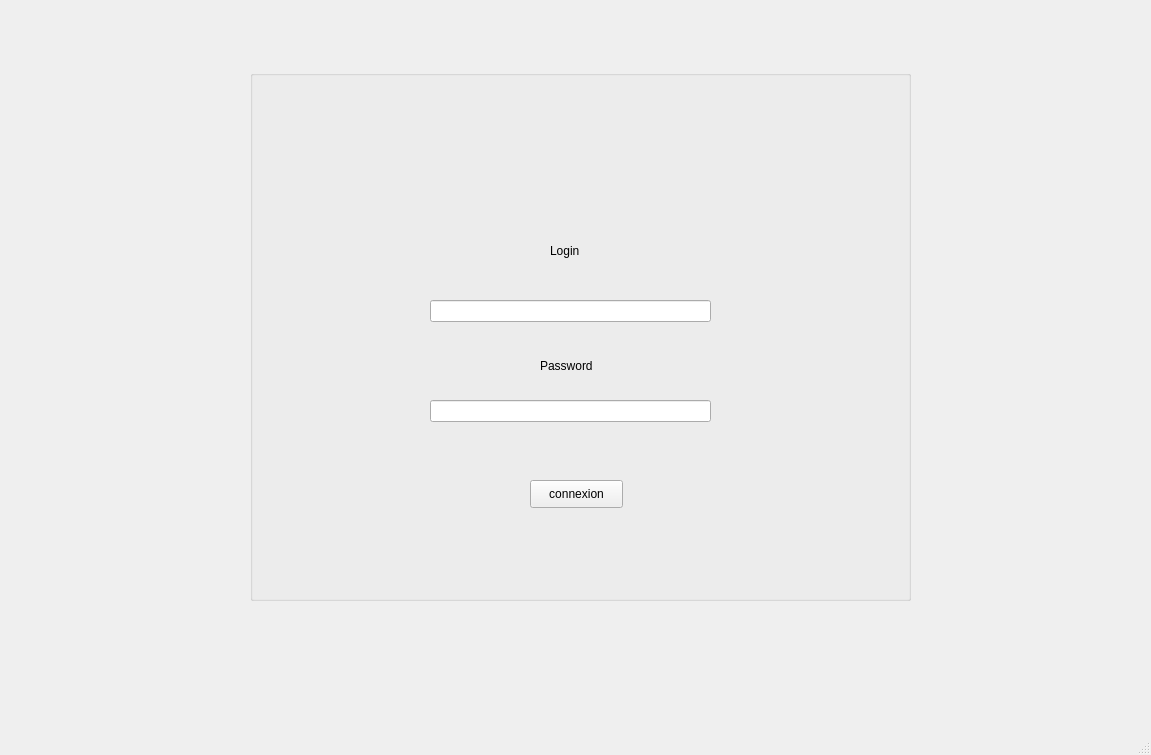
This is authentificationn.ui in OussemaDv/Smart_Coworking_Space_2A39 as Qt 5 draws it before an edit. The edited form follows.
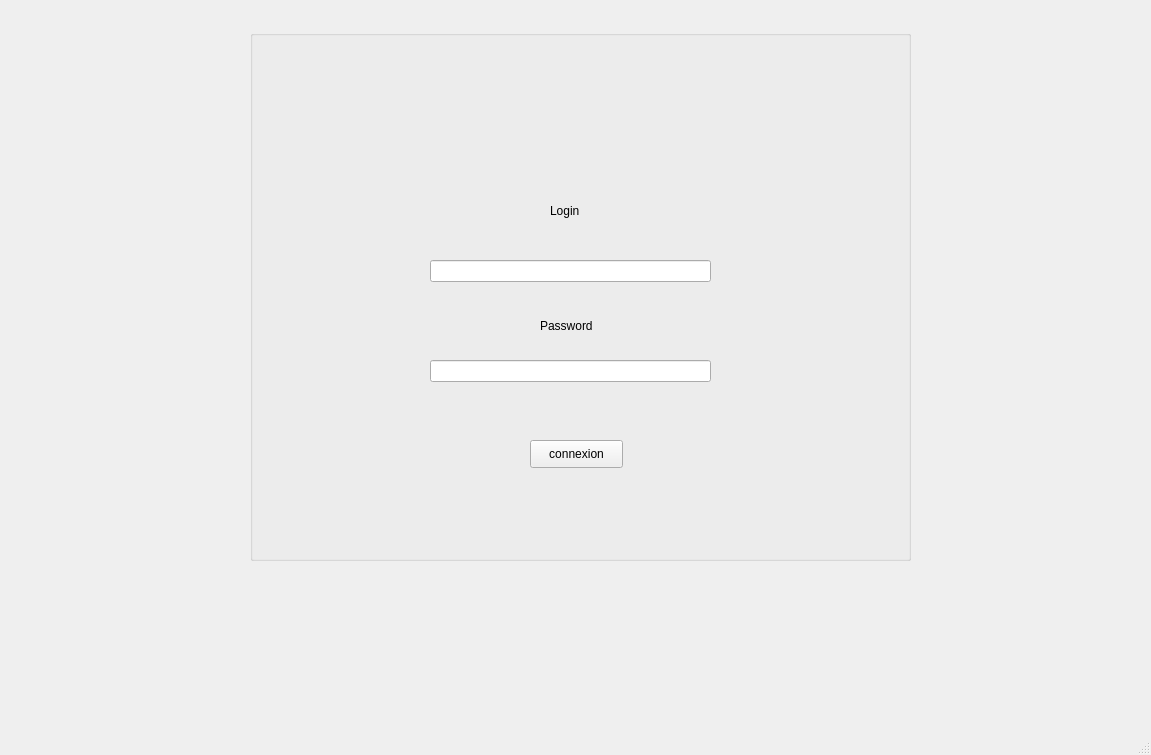
This is the edited form. Icons and pictures are not drawn.

Diff of the .ui file:
```diff
--- a/authentificationn.ui
+++ b/authentificationn.ui
@@ -18,7 +18,7 @@
     <property name="geometry">
      <rect>
       <x>250</x>
-      <y>70</y>
+      <y>30</y>
       <width>661</width>
       <height>531</height>
      </rect>
```
